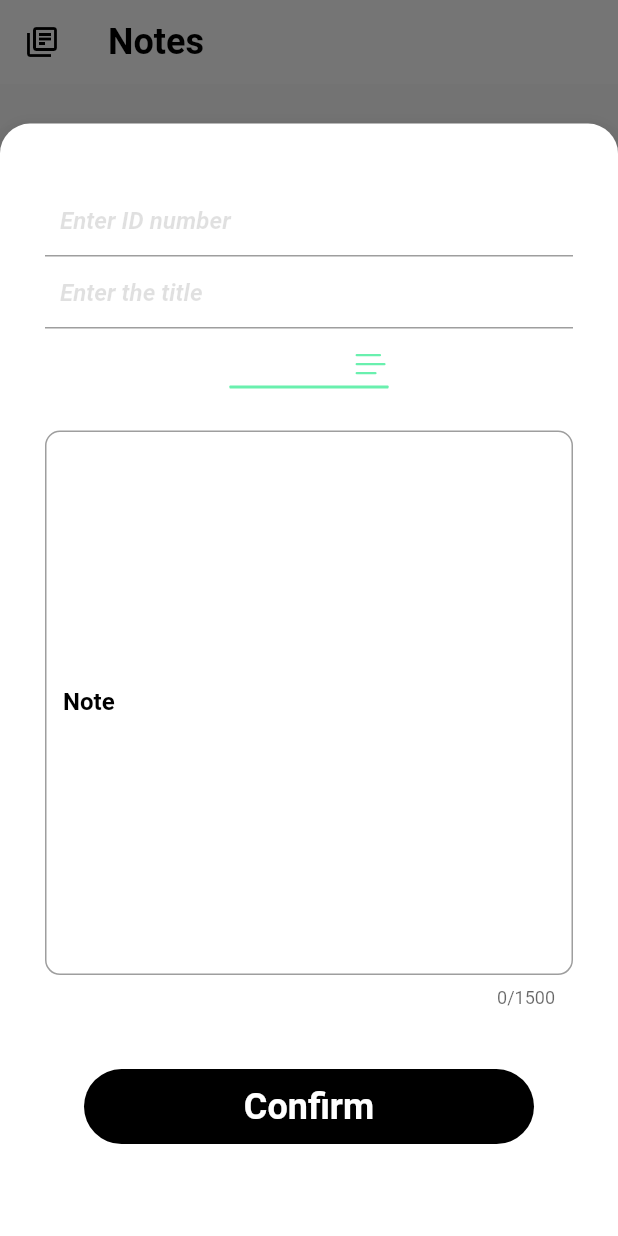
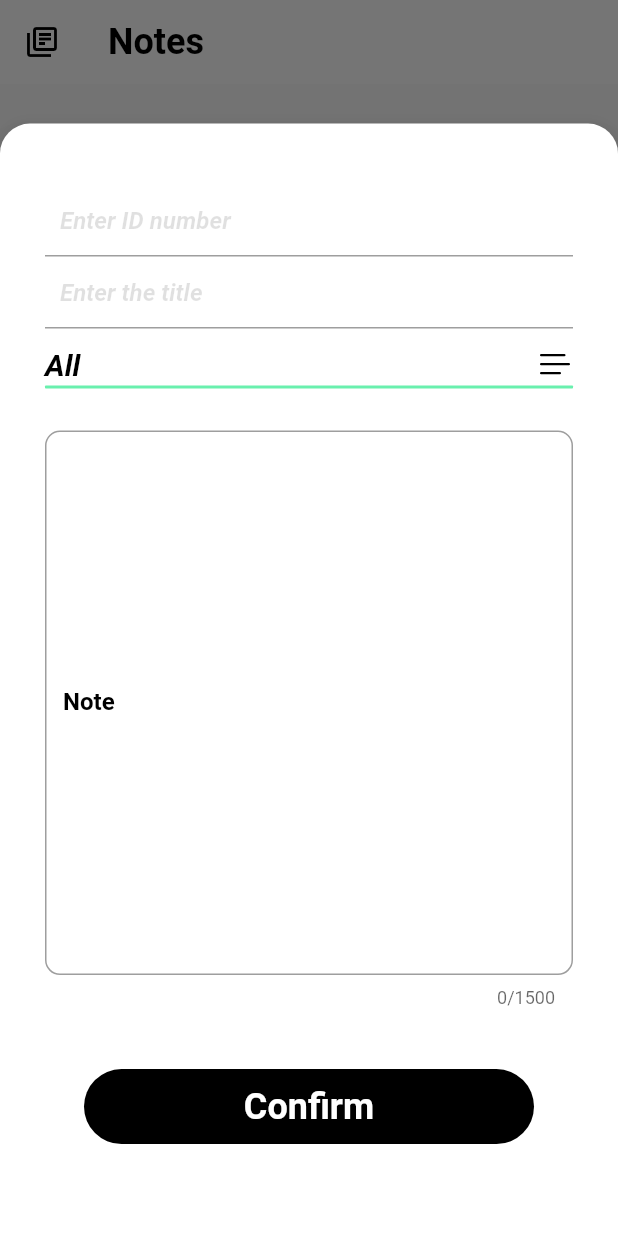
Before and after one commit to kztJames01/bookstore, a Flutter app: the screen it shows after launch, after a tap on the "library books" icon, after a tap on the "add" icon, on a phone screen of 412 x 824 dp. Run offline on Flutter 3.47's test engine with Material 2 defaults, Android fonts, the phone set to English and light mode, and no system bars; drawn by our look-alikes of flutter_advanced_drawer; our stand-ins replace fluentui_system_icons, flutter_datetime_picker, rflutter_alert, sqflite; accounts and stored records are empty.

Commit message:
errors in state of dropdown

```diff
--- a/lib/main.dart
+++ b/lib/main.dart
@@ -64,18 +64,18 @@ class _HelloState extends State<Hello> with TickerProviderStateMixin {
   @override
   Widget build(BuildContext context) {
     var size = MediaQuery.of(context).size;
-    late String strValue;
-    List<String> categoryList = [
+    List<String> list = <String>[
       "All",
+      "Important",
       "Lectures",
-      "Daily Notes",
+      "Transportation",
+      "Health",
+      "Politics",
+      "Addresses",
       "Passwords",
-      "Addresses",
-      "Random",
-      "Work",
-      "Rules"
+      "Random"
     ];
-    String initialData = categoryList[0];
+    String dropdownValue = list.first;
     return Scaffold(
         body: AdvancedDrawer(
             childDecoration:
@@ -240,49 +240,7 @@ class _HelloState extends State<Hello> with TickerProviderStateMixin {
                                             controller: controller1,
                                             keyboardType: TextInputType.text,
                                           ),
-                                          DropdownButton(
-                                              dropdownColor: Colors.black,
-                                              menuMaxHeight: 40,
-                                              borderRadius: BorderRadius.only(
-                                                  topLeft: Radius.circular(20),
-                                                  bottomRight:
-                                                      Radius.circular(20)),
-                                              style: TextStyle(
-                                                  color: Colors.white,
-                                                  fontSize: 16,
-                                                  fontWeight: FontWeight.bold),
-                                              icon: Icon(
-                                                FluentIcons.list_28_regular,
-                                                color: Colors.greenAccent,
-                                              ),
-                                              underline: Container(
-                                                height: 2,
-                                                width: 10,
-                                                decoration: BoxDecoration(
-                                                    color: Colors.greenAccent,
-                                                    borderRadius:
-                                                        BorderRadius.circular(
-                                                            0.5)),
-                                              ),
-                                              value: initialData,
-                                              items: categoryList.map<
-                                                      DropdownMenuItem<String>>(
-                                                  (String value) {
-                                                return DropdownMenuItem(
-                                                    onTap: () {
-                                                      setState(() {
-                                                        strValue = value;
-                                                      });
-                                                    },
-                                                    value: value,
-                                                    child: Text(value));
-                                              }).toList(),
-                                              onChanged: (value) {
-                                                setState(() {
-                                                  initialData =
-                                                      value.toString();
-                                                });
-                                              }),
+                                          DropDown(dropdownValue: dropdownValue, list: list),
                                           SizedBox(
                                             height: 20,
                                           ),
@@ -354,7 +312,7 @@ class _HelloState extends State<Hello> with TickerProviderStateMixin {
                                       Book book = Book.withId(
                                           int.parse(controller.text),
                                           controller1.text,
-                                          strValue,
+                                          dropdownValue,
                                           controller3.text);
                                       await databasehandler.insertData(book);
 
@@ -468,3 +426,56 @@ class _HelloState extends State<Hello> with TickerProviderStateMixin {
             )));
   }
 }
+
+class DropDown extends StatefulWidget {
+  String dropdownValue;
+  List<String> list;
+  DropDown({super.key,required this.dropdownValue,required this.list});
+
+  @override
+  State<DropDown> createState() => _DropDownState();
+}
+
+class _DropDownState extends State<DropDown> {
+  @override
+  Widget build(BuildContext context) {
+
+    return DropdownButton<String>(
+      value: widget.dropdownValue,
+      elevation: 16,
+      icon: Icon(
+        FluentIcons.list_28_regular,
+        color: Colors.black,
+      ),
+      dropdownColor: Colors.white,
+      underline: Container(
+        height: 2,
+        width: 10,
+        decoration: BoxDecoration(
+            color: Colors.greenAccent,
+            borderRadius: BorderRadius.circular(0.5)),
+      ),
+      iconDisabledColor: Colors.white,
+      iconEnabledColor: Colors.greenAccent,
+      isExpanded: true,
+      style: TextStyle(
+          color: Colors.white,
+          fontSize: 20,
+          fontWeight: FontWeight.bold,
+          fontStyle: FontStyle.italic),
+      items: widget.list.map<DropdownMenuItem<String>>((String value) {
+        return DropdownMenuItem<String>(
+            value: value,
+            child: Text(
+              value,
+              style: TextStyle(color: Colors.black),
+            ));
+      }).toList(),
+      onChanged: (String? value) {
+        setState(() {
+          widget.dropdownValue = value!;
+        });
+      },
+    );
+  }
+}
```
Also changed, not shown: lib/notepage.dart (+29 -12 lines).
